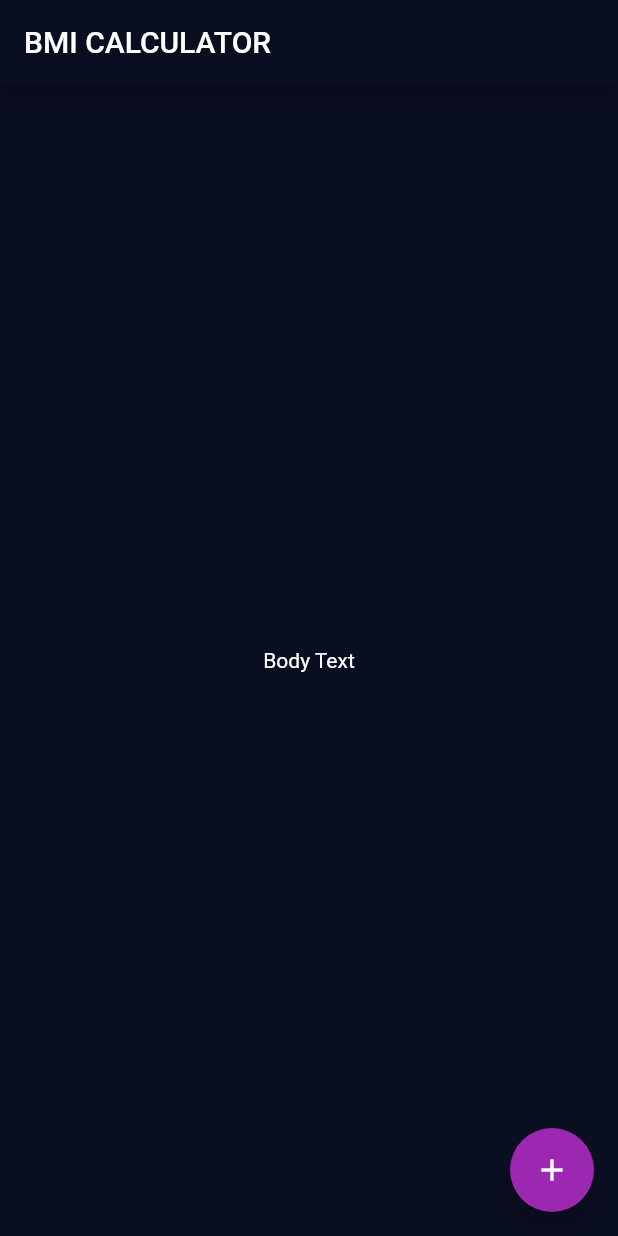
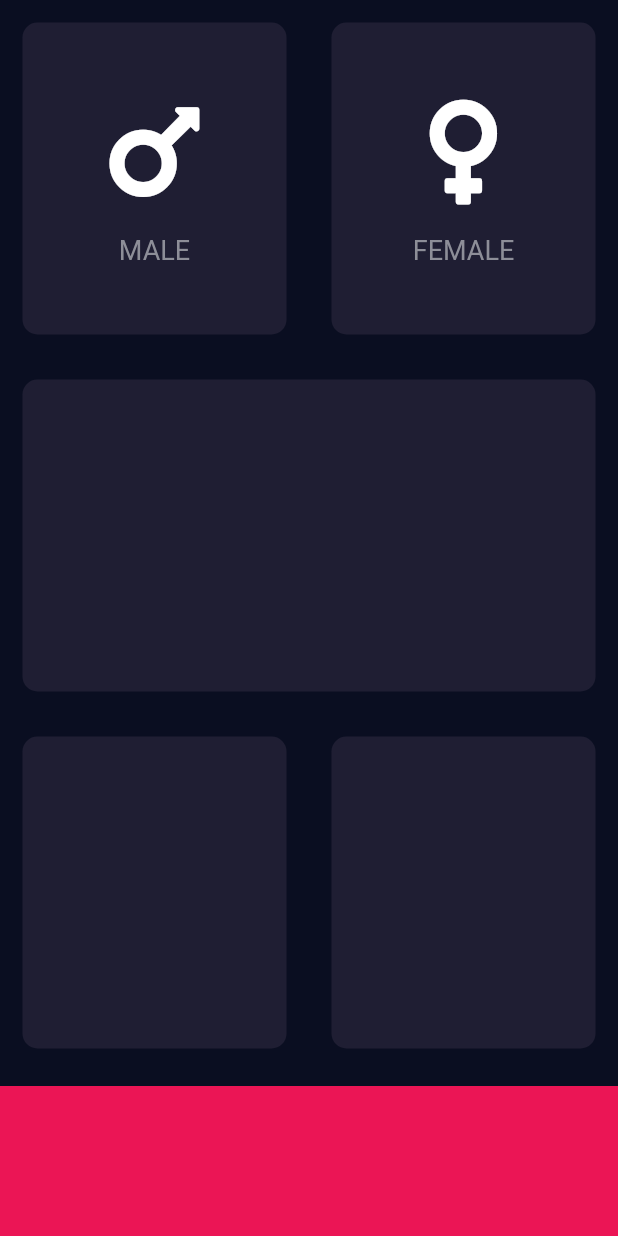
Before and after one commit to RoTour/flutter-portfolio, a Flutter app: the screen it shows after launch, on a phone screen of 412 x 824 dp. Run offline on Flutter 3.47's test engine with Material 2 defaults, Android fonts, the phone set to English and light mode, and no system bars; our stand-ins replace audioplayers, flutter_layout_grid, font_awesome_flutter, rflutter_alert; missing offline and left inert: dart:js.

Commit message:
refactoring + cards

```diff
--- a/bmi-calculator-flutter/lib/input_page.dart
+++ b/bmi-calculator-flutter/lib/input_page.dart
@@ -1,4 +1,10 @@
+import 'package:bmi_calculator/reusable_card.dart';
 import 'package:flutter/material.dart';
+import 'package:font_awesome_flutter/font_awesome_flutter.dart';
+
+const double bottomContainerHeight = 100;
+const Color bottomContainerColor = Color(0xffeb1555);
+const Color containerBackground = Color(0xff1f1e33);
 
 class InputPage extends StatefulWidget {
   @override
@@ -9,18 +15,60 @@ class _InputPageState extends State<InputPage> {
   @override
   Widget build(BuildContext context) {
     return Scaffold(
-      appBar: AppBar(
-        title: Text('BMI CALCULATOR'),
-      ),
-      body: Center(
-        child: Text('Body Text'),
-      ),
-      floatingActionButton: Theme(
-        data: ThemeData(accentColor: Colors.purple),
-        child: FloatingActionButton(
-          onPressed: () {},
-          child: Icon(Icons.add),
-        ),
+      body: Column(
+        children: [
+          Expanded(
+            child: Row(
+              children: [
+                Expanded(
+                  child: ReusableCard(
+                    color: containerBackground,
+                    cardChild: ReusableCardContent(
+                      icon: FontAwesomeIcons.mars,
+                      label: 'MALE',
+                    ),
+                  ),
+                ),
+                Expanded(
+                  child: ReusableCard(
+                    color: containerBackground,
+                    cardChild: ReusableCardContent(
+                      icon: FontAwesomeIcons.venus,
+                      label: 'FEMALE',
+                    ),
+                  ),
+                ),
+              ],
+            ),
+          ),
+          Expanded(
+            child: Row(
+              children: [
+                Expanded(
+                  child: ReusableCard(color: containerBackground),
+                ),
+              ],
+            ),
+          ),
+          Expanded(
+            child: Row(
+              children: [
+                Expanded(
+                  child: ReusableCard(color: containerBackground),
+                ),
+                Expanded(
+                  child: ReusableCard(color: containerBackground),
+                ),
+              ],
+            ),
+          ),
+          Container(
+            color: bottomContainerColor,
+            margin: EdgeInsets.only(top: 10),
+            width: double.infinity,
+            height: bottomContainerHeight,
+          )
+        ],
       ),
     );
   }
--- /dev/null
+++ b/bmi-calculator-flutter/lib/reusable_card.dart
@@ -0,0 +1,50 @@
+import 'package:flutter/material.dart';
+
+const labelTextStyle = TextStyle(
+  fontSize: 18,
+  color: Color(0xff8d8e98),
+);
+
+class ReusableCardContent extends StatelessWidget {
+  final String label;
+  final IconData icon;
+
+  ReusableCardContent({@required this.label, @required this.icon});
+
+  @override
+  Widget build(BuildContext context) {
+    return Column(
+      mainAxisAlignment: MainAxisAlignment.center,
+      children: [
+        Icon(
+          icon,
+          size: 80,
+        ),
+        SizedBox(height: 15),
+        Text(
+          label,
+          style: labelTextStyle,
+        ),
+      ],
+    );
+  }
+}
+
+class ReusableCard extends StatelessWidget {
+  final Color color;
+  final Widget cardChild;
+
+  ReusableCard({@required this.color, this.cardChild});
+
+  @override
+  Widget build(BuildContext context) {
+    return Container(
+      margin: EdgeInsets.all(15),
+      decoration: BoxDecoration(
+        borderRadius: BorderRadius.circular(10),
+        color: color,
+      ),
+      child: cardChild,
+    );
+  }
+}
--- a/bmi-calculator-flutter/pubspec.yaml
+++ b/bmi-calculator-flutter/pubspec.yaml
@@ -11,6 +11,7 @@ dependencies:
     sdk: flutter
 
   cupertino_icons: ^0.1.2
+  font_awesome_flutter: ^9.0.0
 
 dev_dependencies:
   flutter_test:
```
